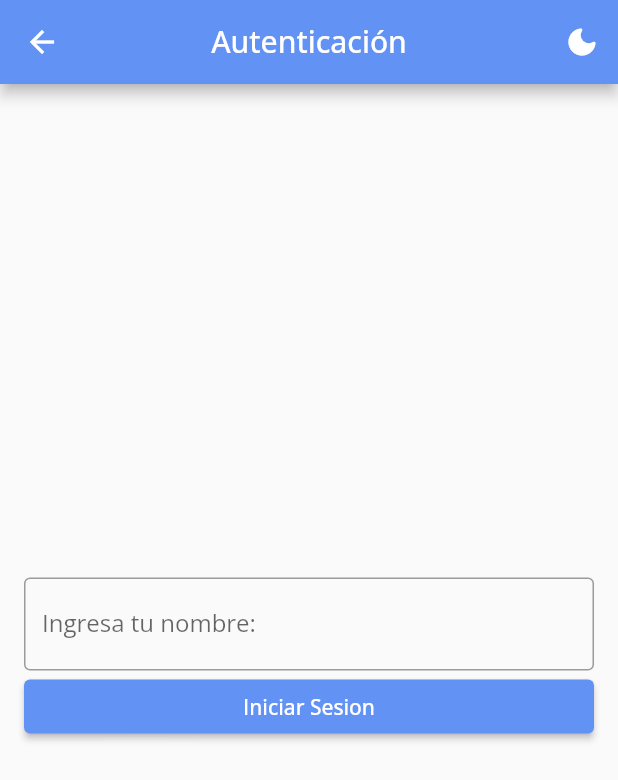
After one commit to djescalante/manejo-de-estado, a Flutter app: the AutPage screen opened directly, on a phone screen of 412 x 824 dp. The commit adds this screen. Shown: the top 780 px of the screen. Run offline on Flutter 3.47's test engine with Material 2 defaults, Android fonts, the phone set to English and light mode, and no system bars; our stand-ins replace get, google_fonts, shared_preferences; accounts and stored records are empty.

Commit message:
medio Ejecricio

```diff
--- /dev/null
+++ b/lib/domain/use_case/controllers/auth_controller.dart
@@ -0,0 +1,12 @@
+import 'package:get/get.dart';
+
+class AuthController extends GetxController {
+  final _username = RxString('');
+
+  set displayName(String name) {
+    _username.value = name;
+  }
+
+  RxString get reactiveName => _username;
+  String get name => _username.value;
+}
--- /dev/null
+++ b/lib/domain/use_case/controllers/data_controller.dart
@@ -0,0 +1,42 @@
+import 'package:get/get.dart';
+
+//Este controlador lo vamos a inyectar en app.dart
+class DataController extends GetxController {
+  //este sera el controlador para  la lista  de textos
+  // final pq la variable no cambia, lo que cambia es el valor dentro de ella
+  //Gerenaramos una variable con una lista de texto reactiva
+  final _data = Rx<List<String>>([]);
+  // la Variable que vamos a utilizar para pa ver los detalles
+  final _selected = RxString('');
+
+  // ya tenemos las variables ahora falta modificarlos y leerlos
+
+  // añadir elemento y selecccionar elemento
+
+  set addItem(String item) {
+    _data.value.add(item);
+    _data.refresh();
+  }
+
+  set select(int index) {
+    _selected.value = _data.value[index];
+  }
+
+  deleteItem(int index) {
+    _data.value.removeAt(index);
+    _data.refresh();
+  }
+
+  //leer los datos para poder mostrarlos
+
+  //lista Reactiva
+  Rx<List<String>> get reactiveData => _data;
+  //lista no reactiva
+  List<String> get data => _data.value;
+
+  //lista Reactiva
+  RxString get reactiveSelected => _selected;
+  //lista no reactiva
+
+  String get selected => _selected.value;
+}
--- a/lib/domain/use_case/controllers/theme_controller.dart
+++ b/lib/domain/use_case/controllers/theme_controller.dart
@@ -2,6 +2,8 @@ import 'package:get/get.dart';
 
 class ThemeController extends GetxController {
   // Using Rx<> for custom class reactivity
+  //usa una variable reactiva que cambia y notifica cuando cambia.
+  // del tema escogido
   final _isDarkMode = RxBool(false);
 
   // Setters
@@ -10,6 +12,7 @@ class ThemeController extends GetxController {
   }
 
   // Reactive Getters
+  //notifica cuando cambia
   RxBool get reactiveDarkMode => _isDarkMode;
 
   // Getters
--- a/lib/presentation/app.dart
+++ b/lib/presentation/app.dart
@@ -1,5 +1,7 @@
 import 'package:flutter/material.dart';
 import 'package:get/get.dart';
+import 'package:misiontic_template/domain/use_case/controllers/auth_controller.dart';
+import 'package:misiontic_template/domain/use_case/controllers/data_controller.dart';
 import 'package:misiontic_template/domain/use_case/controllers/theme_controller.dart';
 import 'package:misiontic_template/domain/use_case/theme_management.dart';
 import 'package:misiontic_template/presentation/pages/stateless/stateless_page.dart';
@@ -14,6 +16,9 @@ class App extends StatefulWidget {
 
 class _AppState extends State<App> {
   // Dependency injection: setting up state management
+  // mantiene en memoriael  el tema seleccionado
+  //inyeccion de dependencia es añadir un controlador y despues poder obtenerlo
+  // aqui lo obtenemos con el Get.put
   late final ThemeController controller = Get.put(ThemeController());
   // Theme management
   late final ThemeManager manager = ThemeManager();
@@ -26,6 +31,8 @@ class _AppState extends State<App> {
 
   @override
   void initState() {
+    Get.put(DataController()); // inyeccion del controlador DataController
+    Get.put(AuthController()); // inyeccion del controlador AuthControloller
     ever(controller.reactiveDarkMode, (bool isDarkMode) {
       manager.changeTheme(isDarkMode: isDarkMode);
     });
--- /dev/null
+++ b/lib/presentation/pages/authentication/auth_page.dart
@@ -0,0 +1,38 @@
+// 07 pagina de autenticacion que va a tener varias pantallas
+// este widget no va a tener ningun cambio de estado es el padre de auth_page
+// solo estamos construyendo lo que se ve sin ninguna logica
+import 'package:flutter/material.dart';
+import 'package:flutter/widgets.dart';
+import 'package:get/get.dart';
+import 'package:get/get_instance/src/extension_instance.dart';
+import 'package:misiontic_template/domain/use_case/controllers/theme_controller.dart';
+import 'package:misiontic_template/presentation/pages/authentication/screens/login_screen.dart';
+import 'package:misiontic_template/presentation/widgets/appbar.dart';
+
+class AutPage extends StatelessWidget {
+  final ThemeController _themeController = Get.find();
+  //AuthPage era constante pero como estamos declarando una variable fuera del constructor ya no lo es
+  AutPage({Key? key}) : super(key: key);
+  //esta es nuestra barra de titulo
+  @override
+  Widget build(BuildContext context) {
+    return Scaffold(
+      appBar: CustomAppBar(
+        //aquí va el controlador del tema, pero este ya viene prediseñado en la plantilla que nos dieron
+        //app.dart ThemeController
+        controller: _themeController,
+        tile: const Text('Autenticación'),
+        context: context,
+      ),
+      //ahora creamos el cuerpo
+      //con un safe area para que se pinte en un area donde no lo tapen otros botones
+      body: const SafeArea(
+        child: Padding(
+          padding: EdgeInsets.symmetric(vertical: 24.0, horizontal: 16.0),
+          //llamamos a nuestro loginScreen
+          child: LoginScreen(),
+        ),
+      ),
+    );
+  }
+}
--- /dev/null
+++ b/lib/presentation/pages/authentication/screens/login_screen.dart
@@ -0,0 +1,69 @@
+//00 esta es unas de las pantallas de aut_page.dart
+
+import 'package:flutter/material.dart';
+import 'package:flutter/widgets.dart';
+import 'package:get/get.dart';
+import 'package:misiontic_template/domain/use_case/controllers/auth_controller.dart';
+
+//01 como el login va a tener un texto necesitamos que tenga un widget con estado
+class LoginScreen extends StatefulWidget {
+  const LoginScreen({Key? key}) : super(key: key);
+  //vinculamos el metodo estado
+  @override
+  _LoginState createState() => _LoginState();
+}
+
+//01 esto es el estado y es una clase privada _
+class _LoginState extends State<LoginScreen> {
+  //02 como ya creamos el widget ahora hay que crear la interfaz es decir
+  //el layout con los elementos de la pantalla de inicio
+  //lo primero que necesitamos es un texto entonces nos hace falta un controlador de text
+  //03 controlador de texto - con esto creamos la variable para el texo
+  late TextEditingController _textController;
+  late String _inputText;
+  late AuthController _authController;
+  //04 como las variables son de inicio tardio las inicializamos
+  @override
+  void initState() {
+    super.initState();
+    _textController = TextEditingController();
+    _authController = Get.find(); //busca el controlador que inyecté en app.dart
+    // a los input text los vamos a inicializar conel controla dor de la pantalla
+  }
+
+  //01 creamos el  o los metodos
+  @override
+  Widget build(BuildContext context) {
+    //05 con las variables creadas para el campo de texto, creamos la interfaz
+    //un build siempre lleva un return
+    //como vamos a crear un campo de texto y un boton los vamos a centrar.
+    return Center(
+      child: Column(
+        // que se extienda a lo ancho de la columna
+        crossAxisAlignment: CrossAxisAlignment.stretch,
+        //el tamaño principal sea el minimo
+        mainAxisSize: MainAxisSize.min,
+        //y ahora creamos los hijos los dos campos texto y boton
+        children: [
+          TextField(
+            controller: _textController,
+            decoration: const InputDecoration(labelText: 'Ingresa tu nombre:'
+                //lo podemos usar asi y sacar el texto del controlador
+                ),
+            //tambien podemos usar el metodo onchange paraque cada vez que se esciba
+            // se actualice el inputText y se ejecute y nos muestre por consola
+
+            onChanged: (String text) {
+              //cada vez q cambia el texto actualizo la variable _inputText
+              print(text);
+              _inputText = text;
+            },
+          ),
+          //06 ahora generamos el boton que ejecute el cambio de estado y nos pase
+          //a la paginade contenido
+          ElevatedButton(onPressed: () {}, child: const Text('Iniciar Sesion'))
+        ],
+      ),
+    );
+  }
+}
--- a/lib/presentation/widgets/appbar.dart
+++ b/lib/presentation/widgets/appbar.dart
@@ -13,6 +13,7 @@ class CustomAppBar extends AppBar {
     required this.controller,
     required this.context,
     required this.tile,
+    //SafeArea? body,
   }) : super(
           key: key,
           centerTitle: true,
```
